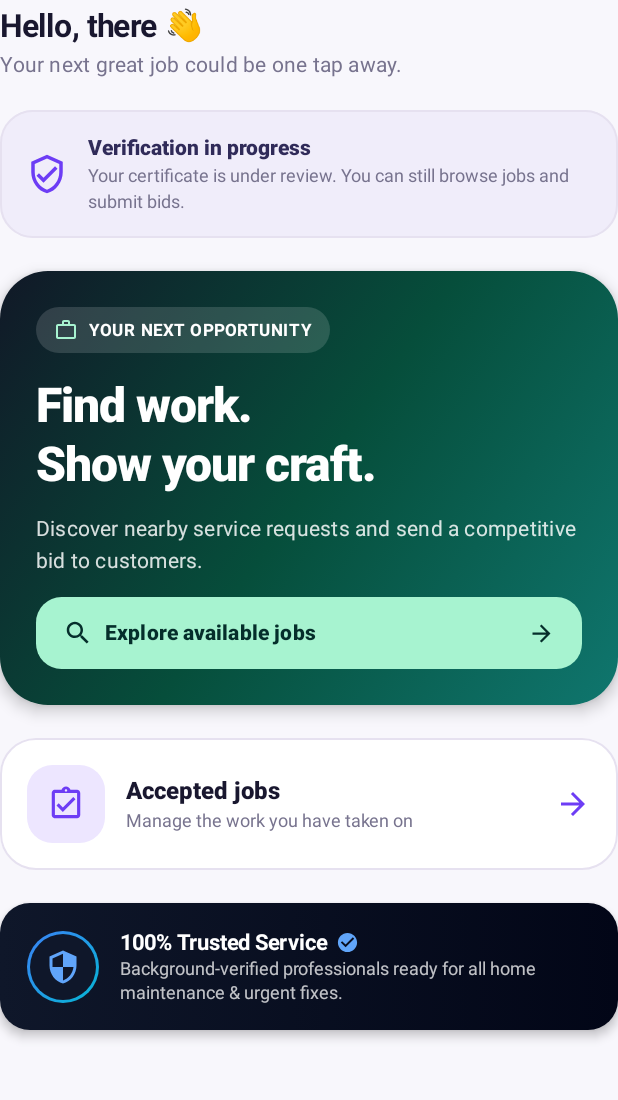
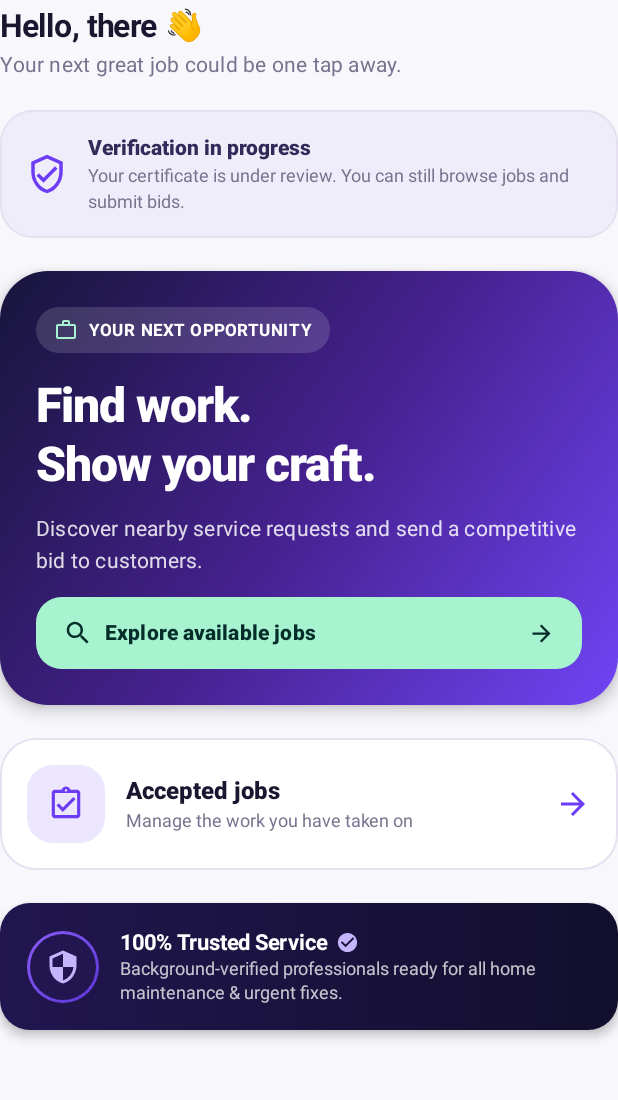
Before and after one commit to Bhanuka-Hewawasam/Fixly, an Android app built with Jetpack Compose: the composable ProviderDashboardView called with empty values, on a phone screen of 412 x 824 dp, the part 22-1122 px from its top. Run offline under Robolectric (Android 15) with nearby library versions, the phone set to English and light mode, and no system bars; pictures from the network do not load.

Commit message:
Apply Fixly premium violet design language

```diff
--- a/app/src/main/java/lk/ac/nibm/hdse/fixly_20/ui/screens/HomeScreen.kt
+++ b/app/src/main/java/lk/ac/nibm/hdse/fixly_20/ui/screens/HomeScreen.kt
@@ -1226,7 +1226,36 @@ private fun ServiceImageCard(
                 model = imageUrl,
                 contentDescription = title,
                 contentScale = ContentScale.Crop,
-                modifier = Modifier.fillMaxSize()
+                modifier = Modifier.fillMaxSize(),
+                loading = {
+                    Box(
+                        Modifier.fillMaxSize().background(MaterialTheme.colorScheme.primaryContainer),
+                        contentAlignment = Alignment.Center
+                    ) {
+                        CircularProgressIndicator(
+                            modifier = Modifier.size(22.dp),
+                            strokeWidth = 2.dp,
+                            color = MaterialTheme.colorScheme.primary
+                        )
+                    }
+                },
+                error = {
+                    Box(
+                        Modifier.fillMaxSize().background(
+                            Brush.linearGradient(
+                                listOf(Color(0xFFEDE6FF), Color(0xFFDCD0FF))
+                            )
+                        ),
+                        contentAlignment = Alignment.Center
+                    ) {
+                        Text(
+                            "FIXLY",
+                            color = Color(0xFF5131B5),
+                            fontWeight = FontWeight.ExtraBold,
+                            letterSpacing = 2.sp
+                        )
+                    }
+                }
             )
             Box(
                 modifier = Modifier
@@ -1305,7 +1334,7 @@ private fun ProviderDashboardView(
         ) {
             Box(
                 modifier = Modifier.fillMaxWidth()
-                    .background(Brush.linearGradient(listOf(Color(0xFF111827), Color(0xFF064E3B), Color(0xFF0F766E))))
+                    .background(Brush.linearGradient(listOf(Color(0xFF17153B), Color(0xFF45218E), Color(0xFF7044F5))))
                     .padding(24.dp)
             ) {
                 Column(verticalArrangement = Arrangement.spacedBy(16.dp)) {
@@ -1388,8 +1417,8 @@ private fun TrustVerificationBanner(
                 .background(
                     brush = Brush.horizontalGradient(
                         colors = listOf(
-                            Color(0xFF0F172A), // Slate 900
-                            Color(0xFF020617)  // Indigo 950
+                            Color(0xFF21164F),
+                            Color(0xFF120F2D)
                         )
                     )
                 )
@@ -1406,7 +1435,7 @@ private fun TrustVerificationBanner(
                         .clip(CircleShape)
                         .background(
                             brush = Brush.linearGradient(
-                                colors = listOf(Color(0xFF3B82F6), Color(0xFF06B6D4))
+                                colors = listOf(Color(0xFF8B5CF6), Color(0xFF5B35D5))
                             )
                         )
                         .padding(2.dp)
@@ -1415,13 +1444,13 @@ private fun TrustVerificationBanner(
                         modifier = Modifier
                             .fillMaxSize()
                             .clip(CircleShape)
-                            .background(Color(0xFF0F172A)),
+                            .background(Color(0xFF21164F)),
                         contentAlignment = Alignment.Center
                     ) {
                         Icon(
                             imageVector = Icons.Outlined.Security,
                             contentDescription = null,
-                            tint = Color(0xFF60A5FA),
+                            tint = Color(0xFFC4B5FD),
                             modifier = Modifier.size(24.dp)
                         )
                     }
@@ -1445,7 +1474,7 @@ private fun TrustVerificationBanner(
                         Icon(
                             imageVector = Icons.Default.CheckCircle,
                             contentDescription = null,
-                            tint = Color(0xFF60A5FA),
+                            tint = Color(0xFFC4B5FD),
                             modifier = Modifier.size(15.dp)
                         )
                     }
```
